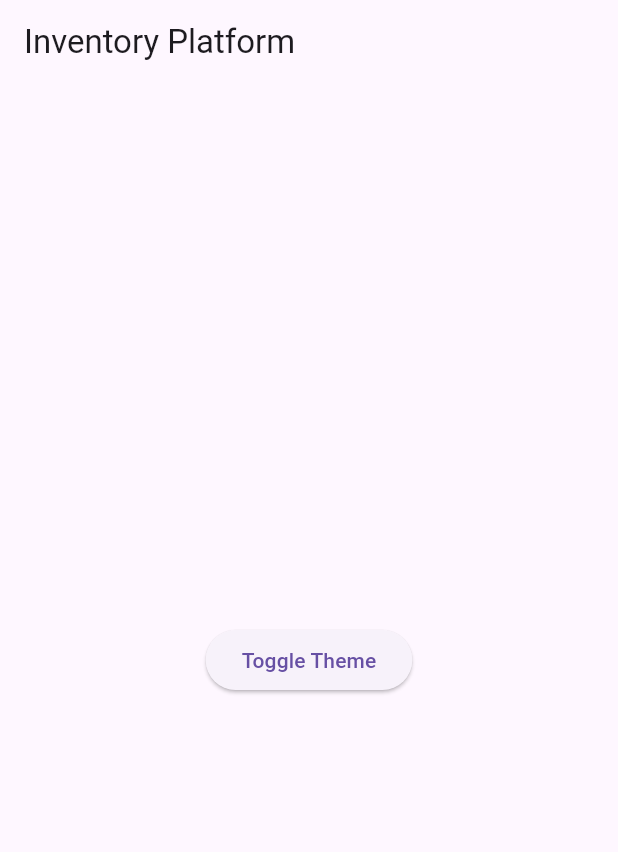
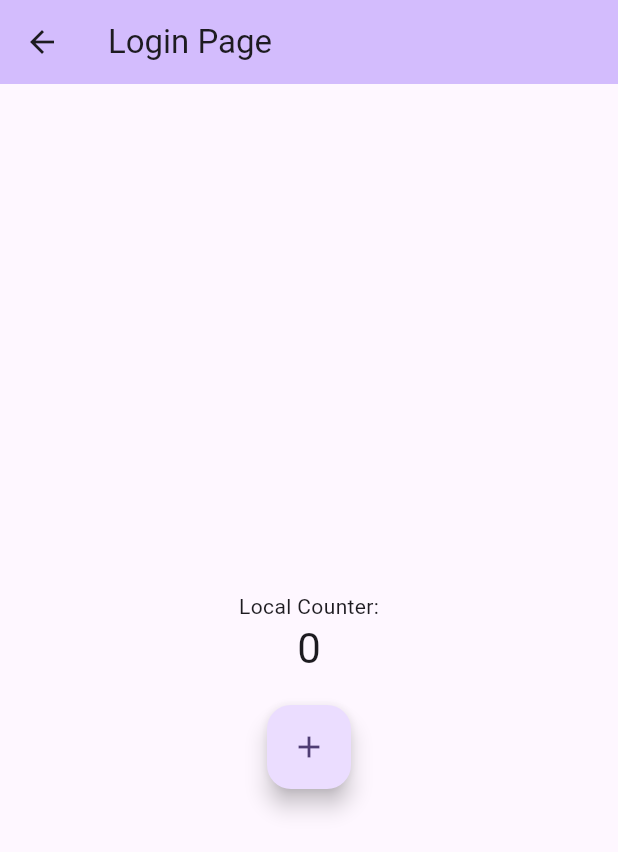
Before and after one commit to stiuff-mobile-devs/inventory-platform, a Flutter app: the screen it shows after launch, on a phone screen of 412 x 824 dp. Shown: the top 852 px of the screen. Run offline on Flutter 3.47's test engine with Material 3 defaults, Android fonts, the phone set to English and light mode, and no system bars; our stand-ins replace equatable, firebase_core, flutter_bloc, get_it; accounts and stored records are empty; generated files the repository leaves out were written again.

Commit message:
Update: Refactor no template.

```diff
--- /dev/null
+++ b/lib/features/login/presentation/bloc/counter_bloc.dart
@@ -0,0 +1,15 @@
+import 'package:flutter_bloc/flutter_bloc.dart';
+import 'counter_event.dart';
+import 'counter_state.dart';
+
+class CounterBloc extends Bloc<CounterEvent, CounterState> {
+  CounterBloc() : super(const CounterState(0)) {
+    on<IncrementCounter>((event, emit) {
+      emit(CounterState(state.count + 1));
+    });
+
+    on<ResetCounter>((event, emit) {
+      emit(const CounterState(0));
+    });
+  }
+}
--- /dev/null
+++ b/lib/features/login/presentation/bloc/counter_event.dart
@@ -0,0 +1,12 @@
+import 'package:equatable/equatable.dart';
+
+abstract class CounterEvent extends Equatable {
+  const CounterEvent();
+
+  @override
+  List<Object?> get props => [];
+}
+
+class IncrementCounter extends CounterEvent {}
+
+class ResetCounter extends CounterEvent {}
--- /dev/null
+++ b/lib/features/login/presentation/bloc/counter_state.dart
@@ -0,0 +1,10 @@
+import 'package:equatable/equatable.dart';
+
+class CounterState extends Equatable {
+  final int count;
+
+  const CounterState(this.count);
+
+  @override
+  List<Object?> get props => [count];
+}
--- /dev/null
+++ b/lib/features/login/presentation/pages/login_page.dart
@@ -0,0 +1,75 @@
+import 'package:flutter/material.dart';
+import 'package:flutter_bloc/flutter_bloc.dart';
+import '../bloc/counter_bloc.dart';
+import '../bloc/counter_event.dart';
+import '../bloc/counter_state.dart';
+
+class LoginPage extends StatelessWidget {
+  const LoginPage({super.key, required this.title});
+
+  final String title;
+
+  @override
+  Widget build(BuildContext context) {
+    return Scaffold(
+      appBar: AppBar(
+        backgroundColor: Theme.of(context).colorScheme.inversePrimary,
+        title: Text(title),
+      ),
+      body: Center(
+        child: Column(
+          mainAxisAlignment: MainAxisAlignment.center,
+          children: <Widget>[
+            // const Text(
+            //   'Global Counter:',
+            // ),
+            // BlocBuilder<CounterBloc, CounterState>(
+            //   builder: (context, state) {
+            //     return Text(
+            //       '${state.count}',
+            //       style: Theme.of(context).textTheme.headlineMedium,
+            //     );
+            //   },
+            // ),
+            const SizedBox(height: 40),
+            const Text(
+              'Local Counter:',
+            ),
+            BlocProvider(
+              create: (_) => CounterBloc(),
+              child: BlocBuilder<CounterBloc, CounterState>(
+                builder: (localContext, localState) {
+                  return Column(
+                    children: [
+                      Text(
+                        '${localState.count}',
+                        style: Theme.of(context).textTheme.headlineMedium,
+                      ),
+                      const SizedBox(height: 20),
+                      FloatingActionButton(
+                        onPressed: () {
+                          localContext
+                              .read<CounterBloc>()
+                              .add(IncrementCounter());
+                        },
+                        tooltip: 'Increment Local',
+                        child: const Icon(Icons.add),
+                      ),
+                    ],
+                  );
+                },
+              ),
+            ),
+          ],
+        ),
+      ),
+      // floatingActionButton: FloatingActionButton(
+      //   onPressed: () {
+      //     context.read<CounterBloc>().add(IncrementCounter());
+      //   },
+      //   tooltip: 'Increment Global',
+      //   child: const Icon(Icons.add),
+      // ),
+    );
+  }
+}
--- a/lib/features/theme/domain/entities/theme_entity.dart
+++ /dev/null
@@ -1,5 +0,0 @@
-class ThemeEntity {
-  final bool isDarkTheme;
-
-  ThemeEntity({required this.isDarkTheme});
-}
--- a/lib/features/theme/domain/usecases/toggle_theme_usecase.dart
+++ /dev/null
@@ -1,7 +0,0 @@
-import '../entities/theme_entity.dart';
-
-class ToggleThemeUseCase {
-  ThemeEntity call(bool isDarkTheme) {
-    return ThemeEntity(isDarkTheme: !isDarkTheme);
-  }
-}
--- a/lib/features/theme/presentation/bloc/theme_bloc.dart
+++ /dev/null
@@ -1,26 +0,0 @@
-import 'package:flutter_bloc/flutter_bloc.dart';
-import 'package:equatable/equatable.dart';
-import 'package:inventory_platform/features/theme/domain/usecases/toggle_theme_usecase.dart';
-
-part 'theme_event.dart';
-part 'theme_state.dart';
-
-class ThemeBloc extends Bloc<ThemeEvent, ThemeState> {
-  final ToggleThemeUseCase toggleThemeUseCase;
-
-  ThemeBloc({required this.toggleThemeUseCase})
-      : super(const ThemeInitial(false)) {
-    on<ToggleThemeEvent>((event, emit) {
-      bool currentThemeIsDark;
-
-      if (state is ThemeChanged) {
-        currentThemeIsDark = (state as ThemeChanged).isDarkTheme;
-      } else {
-        currentThemeIsDark = false;
-      }
-
-      final newTheme = toggleThemeUseCase(currentThemeIsDark);
-      emit(ThemeChanged(newTheme.isDarkTheme));
-    });
-  }
-}
--- a/lib/features/theme/presentation/bloc/theme_event.dart
+++ /dev/null
@@ -1,10 +0,0 @@
-part of 'theme_bloc.dart';
-
-abstract class ThemeEvent extends Equatable {
-  const ThemeEvent();
-
-  @override
-  List<Object> get props => [];
-}
-
-class ToggleThemeEvent extends ThemeEvent {}
--- a/lib/features/theme/presentation/bloc/theme_state.dart
+++ /dev/null
@@ -1,26 +0,0 @@
-part of 'theme_bloc.dart';
-
-abstract class ThemeState extends Equatable {
-  const ThemeState();
-
-  @override
-  List<Object> get props => [];
-}
-
-class ThemeInitial extends ThemeState {
-  final bool isDarkTheme;
-
-  const ThemeInitial(this.isDarkTheme);
-
-  @override
-  List<Object> get props => [isDarkTheme];
-}
-
-class ThemeChanged extends ThemeState {
-  final bool isDarkTheme;
-
-  const ThemeChanged(this.isDarkTheme);
-
-  @override
-  List<Object> get props => [isDarkTheme];
-}
--- a/lib/features/theme/presentation/screens/my_home_page.dart
+++ /dev/null
@@ -1,22 +0,0 @@
-import 'package:flutter/material.dart';
-import 'package:flutter_bloc/flutter_bloc.dart';
-import 'package:inventory_platform/features/theme/presentation/bloc/theme_bloc.dart';
-
-class MyHomePage extends StatelessWidget {
-  const MyHomePage({super.key});
-
-  @override
-  Widget build(BuildContext context) {
-    return Scaffold(
-      appBar: AppBar(title: const Text('Inventory Platform')),
-      body: Center(
-        child: ElevatedButton(
-          onPressed: () {
-            context.read<ThemeBloc>().add(ToggleThemeEvent());
-          },
-          child: const Text('Toggle Theme'),
-        ),
-      ),
-    );
-  }
-}
--- a/lib/main.dart
+++ b/lib/main.dart
@@ -1,50 +1,47 @@
 import 'package:flutter/material.dart';
-import 'package:flutter_bloc/flutter_bloc.dart';
-import 'package:inventory_platform/features/theme/domain/usecases/toggle_theme_usecase.dart';
-import 'package:inventory_platform/features/theme/presentation/bloc/theme_bloc.dart';
-import 'package:inventory_platform/features/theme/presentation/screens/my_home_page.dart';
-import 'package:shared_preferences/shared_preferences.dart';
-import 'package:provider/provider.dart';
+// import 'package:flutter_bloc/flutter_bloc.dart';
+import 'package:inventory_platform/core/injection_container.dart' as di;
+import 'package:inventory_platform/core/services/firebase_service.dart';
+// import 'package:inventory_platform/features/login/presentation/bloc/counter_bloc.dart';
+import 'package:inventory_platform/routes/routes.dart';
 
-void main() async {
+Future<void> main() async {
   WidgetsFlutterBinding.ensureInitialized();
-  final sharedPreferences = await SharedPreferences.getInstance();
-  runApp(
-    MultiProvider(
-      providers: [
-        BlocProvider<ThemeBloc>(
-          create: (context) => ThemeBloc(
-            toggleThemeUseCase: ToggleThemeUseCase(),
-          ),
-        ),
-      ],
-      child: MyApp(sharedPreferences: sharedPreferences),
-    ),
-  );
+  await di.init();
+  await FirebaseInitializer.initializeFirebase();
+  runApp(const MyApp());
 }
 
 class MyApp extends StatelessWidget {
-  final SharedPreferences sharedPreferences;
-
-  const MyApp({super.key, required this.sharedPreferences});
+  const MyApp({super.key});
 
   @override
   Widget build(BuildContext context) {
     return MaterialApp(
-      debugShowCheckedModeBanner: false,
-      title: 'Inventory Platform',
-      theme: ThemeData.light(),
-      darkTheme: ThemeData.dark(),
-      themeMode: context.select((ThemeBloc bloc) {
-        if (bloc.state is ThemeChanged) {
-          return (bloc.state as ThemeChanged).isDarkTheme
-              ? ThemeMode.dark
-              : ThemeMode.light;
-        } else {
-          return ThemeMode.light;
-        }
-      }),
-      home: const MyHomePage(),
+      title: 'Flutter Demo',
+      theme: ThemeData(
+        colorScheme: ColorScheme.fromSeed(seedColor: Colors.deepPurple),
+        useMaterial3: true,
+      ),
+      initialRoute: AppRoutes.login, // Define a rota inicial
+      onGenerateRoute: AppRoutes.generateRoute,
     );
   }
+
+  // @override
+  // Widget build(BuildContext context) {
+  //   return MultiBlocProvider(
+  //     providers: [
+  //       BlocProvider(create: (_) => CounterBloc()),
+  //     ],
+  //     child: MaterialApp(
+  //       title: 'Flutter Demo',
+  //       theme: ThemeData(
+  //         colorScheme: ColorScheme.fromSeed(seedColor: Colors.deepPurple),
+  //         useMaterial3: true,
+  //       ),
+  //       home: const LoginPage(title: 'Flutter Demo Login Page'),
+  //     ),
+  //   );
+  // }
 }
--- /dev/null
+++ b/lib/routes/routes.dart
@@ -0,0 +1,23 @@
+import 'package:flutter/material.dart';
+import 'package:inventory_platform/features/login/presentation/pages/login_page.dart';
+
+class AppRoutes {
+  static const String login = '/login';
+
+  static Route<dynamic> generateRoute(RouteSettings settings) {
+    switch (settings.name) {
+      case login:
+        return MaterialPageRoute(
+          builder: (_) => const LoginPage(
+            title: 'Login Page',
+          ),
+        );
+      default:
+        return MaterialPageRoute(
+          builder: (_) => const LoginPage(
+            title: 'Page Not Found',
+          ),
+        );
+    }
+  }
+}
--- a/pubspec.yaml
+++ b/pubspec.yaml
@@ -37,6 +37,7 @@ dependencies:
   shared_preferences: ^2.3.3
   equatable: ^2.0.7
   provider: ^6.1.2
+  get_it: ^8.0.2
 
 dev_dependencies:
   flutter_test:
```
Also changed, not shown: lib/core/injection_container.dart (added, +9 -0 lines), lib/core/services/firebase_service.dart (added, +16 -0 lines), lib/features/theme/data/repositories/theme_repository.dart (deleted, +0 -16 lines), pubspec.lock, 1 other file.
